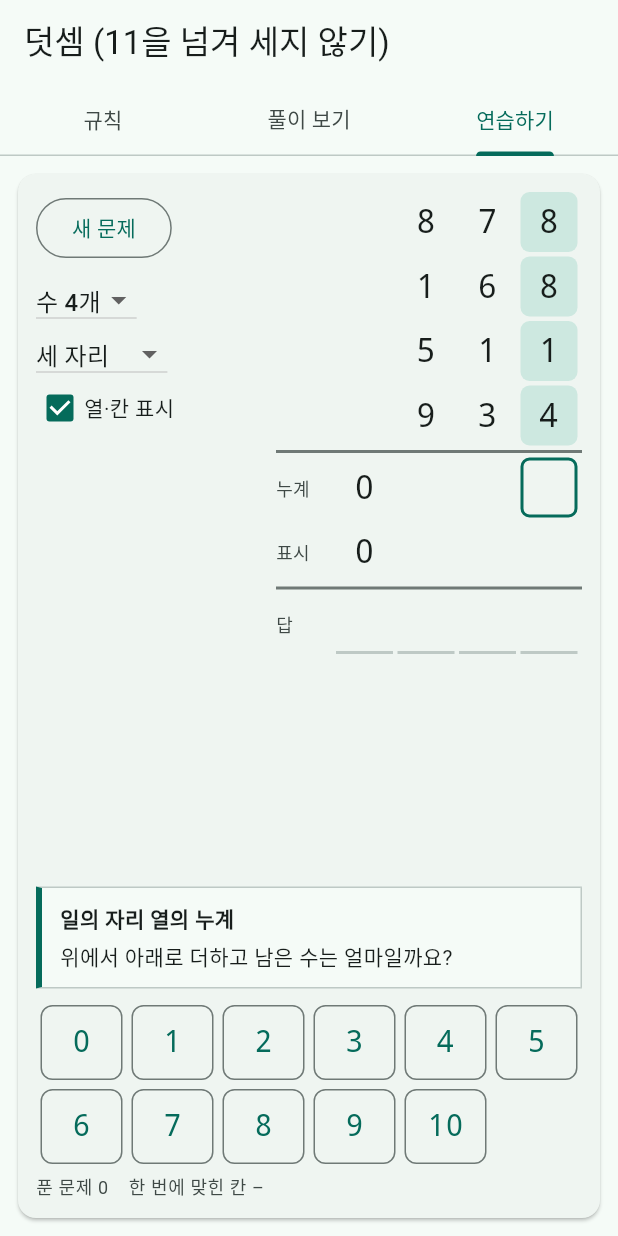
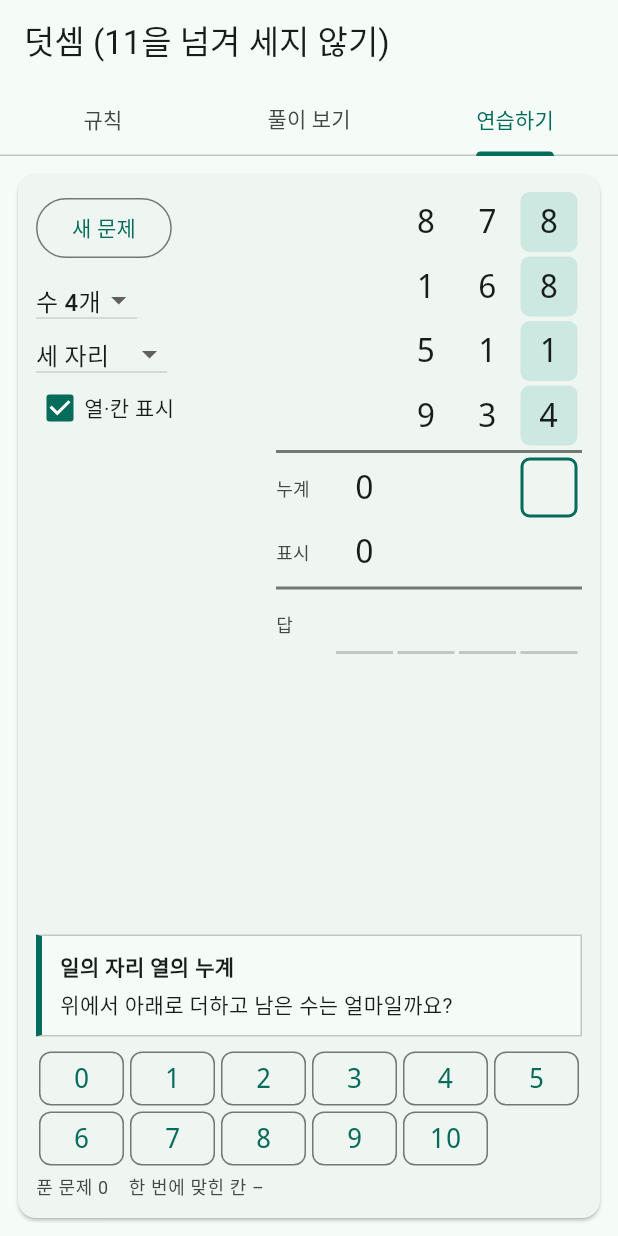
Before and after one commit to SongMyungsik/sokgi-sembeop, a Flutter app: the AdditionPage screen opened directly, tab 3 chosen, on a phone screen of 412 x 824 dp. Run offline on Flutter 3.47's test engine with Material 3 defaults, Android fonts, the phone set to English and light mode, and no system bars; our stand-ins replace shared_preferences; accounts and stored records are empty.

Commit message:
덧셈 연습: 숫자 버튼 축소 및 글자 배율 고정
- 숫자 버튼 높이 50→36, 최소 크기 제한 해제
- 연습 화면 글자 배율을 1배로 고정해 숫자판 공간 확보

Co-Authored-By: Claude Opus 5.5 <noreply@anthropic.com>

```diff
--- a/lib/addition_page.dart
+++ b/lib/addition_page.dart
@@ -288,12 +288,14 @@ class _AdditionPageState extends State<AdditionPage> {
   Widget _keypad() {
     Widget key(int d) => Expanded(
           child: Padding(
-            padding: const EdgeInsets.all(3),
+            padding: const EdgeInsets.all(2),
             child: SizedBox(
-              height: 50,
+              height: 36,
               child: OutlinedButton(
                 style: OutlinedButton.styleFrom(
                   padding: EdgeInsets.zero,
+                  minimumSize: Size.zero,
+                  tapTargetSize: MaterialTapTargetSize.shrinkWrap,
                   shape: RoundedRectangleBorder(
                     borderRadius: BorderRadius.circular(8),
                   ),
@@ -301,7 +303,7 @@ class _AdditionPageState extends State<AdditionPage> {
                 onPressed: _pFinished ? null : () => _enter(d),
                 child: Text(
                   '$d',
-                  style: const TextStyle(fontSize: 20, fontFamily: 'monospace'),
+                  style: const TextStyle(fontSize: 18, fontFamily: 'monospace'),
                 ),
               ),
             ),
@@ -614,9 +616,7 @@ class _AdditionPageState extends State<AdditionPage> {
       } else {
         if (_showAid) activeCol = st.col;
         title = st.kind == 'R' ? '$name의 누계' : '$name의 표시 수';
-        ask = st.kind == 'R'
-            ? '위에서 아래로 더하고 남은 수는 얼마일까요?'
-            : '11을 뺀 횟수는 몇 번일까요?';
+        ask = st.kind == 'R' ? '위에서 아래로 더하고 남은 수는 얼마일까요?' : '11을 뺀 횟수는 몇 번일까요?';
         hint = _pMisses >= 2
             ? s.columns[st.col].walkText
             : '위에서부터 다시 더해 보세요. 11 이상이 되면 11을 빼고 표시를 하나 합니다.';
@@ -636,7 +636,11 @@ class _AdditionPageState extends State<AdditionPage> {
       }
     }
 
-    return Card(
+    // 시스템 글자 크기를 크게 해 둔 폰에서는 안내문·버튼이 커지면서
+    // 숫자판이 줄어든다. 연습 화면에서는 글자 배율을 1배로 고정한다.
+    return MediaQuery.withClampedTextScaling(
+      maxScaleFactor: 1.0,
+      child: Card(
         margin: const EdgeInsets.all(12),
         child: Padding(
           padding: const EdgeInsets.all(12),
@@ -755,6 +759,7 @@ class _AdditionPageState extends State<AdditionPage> {
                     ?.copyWith(color: theme.colorScheme.onSurfaceVariant),
               ),
             ],
+          ),
         ),
       ),
     );
```
Lines whose indentation alone changed are shown as unchanged.
